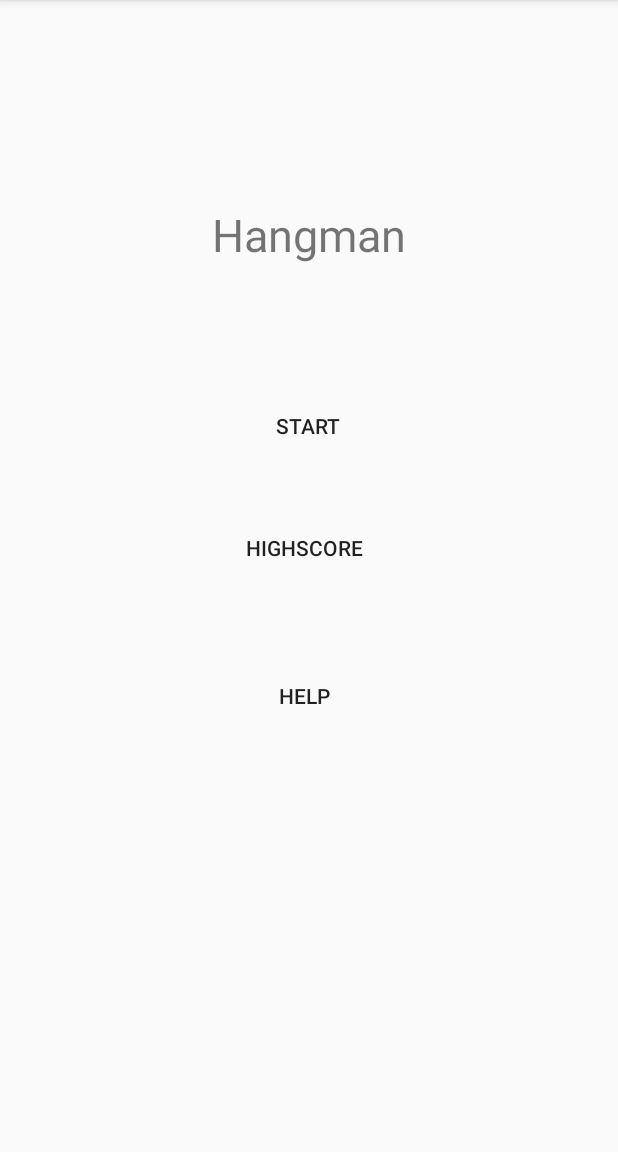
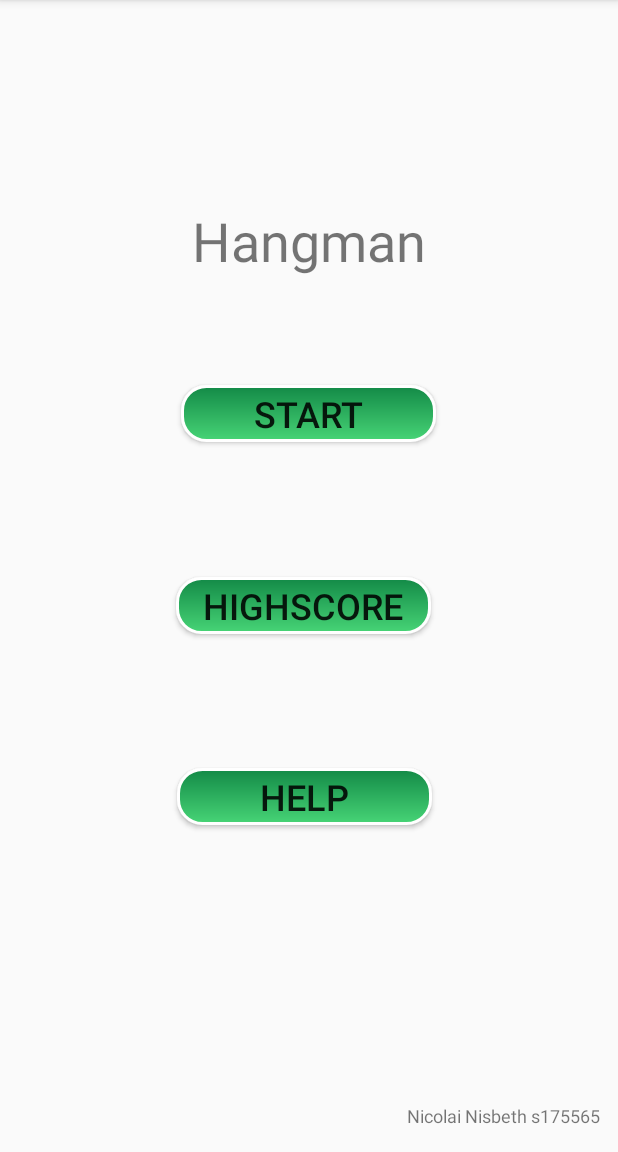
Before and after one commit to NicolaiNisbeth/galgeleg, an Android app: the screen it shows after launch (MainActivity), on a phone screen of 412 x 824 dp, the part 84-1236 px from its top. Run offline under Robolectric (Android 15) with nearby library versions, the phone set to English and light mode, and no system bars.

Commit message:
menu beautified

```diff
--- a/app/src/main/java/com/example/galgeleg/MainActivity.java
+++ b/app/src/main/java/com/example/galgeleg/MainActivity.java
@@ -3,12 +3,38 @@ package com.example.galgeleg;
 import androidx.appcompat.app.AppCompatActivity;
 
 import android.os.Bundle;
+import android.util.Log;
+import android.view.View;
+import android.widget.Button;
 
-public class MainActivity extends AppCompatActivity {
+public class MainActivity extends AppCompatActivity implements View.OnClickListener {
+    private Button startBtn, highscoreBtn, helpBtn;
 
     @Override
     protected void onCreate(Bundle savedInstanceState) {
         super.onCreate(savedInstanceState);
         setContentView(R.layout.activity_main);
+
+        startBtn = findViewById(R.id.startBtn);
+        highscoreBtn = findViewById(R.id.highscoreBtn);
+        helpBtn = findViewById(R.id.helpBtn);
+
+        startBtn.setOnClickListener(this);
+        highscoreBtn.setOnClickListener(this);
+        helpBtn.setOnClickListener(this);
+
+    }
+
+    @Override
+    public void onClick(View v) {
+        if (v == startBtn){
+            Log.i("myInfoTag", "startBtn clicked");
+        }
+        else if (v == highscoreBtn){
+            Log.i("myInfoTag", "highscoreBtn clicked");
+        }
+        else {
+            Log.i("myInfoTag", "helpBtn clicked");
+        }
     }
 }
--- /dev/null
+++ b/app/src/main/res/drawable/btn_rounded.xml
@@ -0,0 +1,15 @@
+<?xml version="1.0" encoding="utf-8"?>
+<shape xmlns:android="http://schemas.android.com/apk/res/android"
+    android:shape="rectangle">
+    <gradient
+        android:angle="90"
+        android:startColor="#47D476"
+        android:endColor="#138A47"/>
+
+    <stroke
+        android:width="2dp"
+        android:color="#FFF"
+        />
+    <corners android:radius="16dp"/>
+
+</shape>
--- a/app/src/main/res/drawable/rounded_btn.xml
+++ /dev/null
@@ -1,6 +0,0 @@
-<?xml version="1.0" encoding="utf-8"?>
-<shape xmlns:android="http://schemas.android.com/apk/res/android"
-    android:shape="rectangle">
-    <corners android:radius="150dp"/>
-
-</shape>
--- a/app/src/main/res/layout/activity_main.xml
+++ b/app/src/main/res/layout/activity_main.xml
@@ -15,11 +15,15 @@
         android:layout_marginTop="136dp"
         android:layout_marginEnd="175dp"
         android:layout_marginRight="175dp"
+        android:layout_marginBottom="88dp"
         android:text="@string/menuTitle"
-        android:textSize="30sp"
+        android:textSize="36sp"
+        android:textStyle="normal"
+        app:layout_constraintBottom_toTopOf="@+id/startBtn"
         app:layout_constraintEnd_toEndOf="parent"
         app:layout_constraintStart_toStartOf="parent"
-        app:layout_constraintTop_toTopOf="parent" />
+        app:layout_constraintTop_toTopOf="parent"
+        app:layout_constraintVertical_bias="1.0" />
 
     <Button
         android:id="@+id/startBtn"
@@ -27,33 +31,37 @@
         android:layout_height="38dp"
         android:layout_marginStart="120dp"
         android:layout_marginLeft="120dp"
-        android:layout_marginTop="88dp"
+        android:layout_marginTop="72dp"
         android:layout_marginEnd="121dp"
         android:layout_marginRight="121dp"
-        android:background="@drawable/rounded_btn"
+        android:background="@drawable/btn_rounded"
         android:text="@string/startBtn"
+        android:textSize="24sp"
         app:layout_constraintEnd_toEndOf="parent"
+        app:layout_constraintHorizontal_bias="1.0"
         app:layout_constraintStart_toStartOf="parent"
         app:layout_constraintTop_toBottomOf="@+id/textView" />
 
     <Button
-        android:id="@+id/HighscoreBtn"
+        android:id="@+id/highscoreBtn"
         android:layout_width="170dp"
         android:layout_height="38dp"
         android:layout_marginStart="117dp"
         android:layout_marginLeft="117dp"
-
         android:layout_marginTop="43dp"
         android:layout_marginEnd="124dp"
         android:layout_marginRight="124dp"
-        android:background="@drawable/rounded_btn"
+        android:background="@drawable/btn_rounded"
         android:text="@string/highscoreBtn"
+        android:textSize="24sp"
+        app:layout_constraintBottom_toTopOf="@+id/helpBtn"
         app:layout_constraintEnd_toEndOf="parent"
+        app:layout_constraintHorizontal_bias="0.0"
         app:layout_constraintStart_toStartOf="parent"
         app:layout_constraintTop_toBottomOf="@+id/startBtn" />
 
     <Button
-        android:id="@+id/HelpBtn"
+        android:id="@+id/helpBtn"
         android:layout_width="170dp"
         android:layout_height="38dp"
         android:layout_marginStart="117dp"
@@ -61,12 +69,35 @@
         android:layout_marginTop="42dp"
         android:layout_marginEnd="124dp"
         android:layout_marginRight="124dp"
-        android:layout_marginBottom="267dp"
-        android:background="@drawable/rounded_btn"
+        android:layout_marginBottom="171dp"
+        android:background="@drawable/btn_rounded"
         android:text="@string/helpBtn"
+        android:textSize="24sp"
         app:layout_constraintBottom_toBottomOf="parent"
         app:layout_constraintEnd_toEndOf="parent"
+        app:layout_constraintHorizontal_bias="1.0"
         app:layout_constraintStart_toStartOf="parent"
-        app:layout_constraintTop_toBottomOf="@+id/HighscoreBtn" />
+        app:layout_constraintTop_toBottomOf="@+id/highscoreBtn" />
+
+    <TextView
+        android:id="@+id/credits"
+        android:layout_width="wrap_content"
+        android:layout_height="wrap_content"
+        android:layout_marginStart="290dp"
+        android:layout_marginLeft="290dp"
+        android:layout_marginTop="701dp"
+        android:layout_marginEnd="12dp"
+        android:layout_marginRight="12dp"
+        android:layout_marginBottom="16dp"
+        android:text="@string/credits"
+        android:textSize="12sp"
+        app:layout_constraintBottom_toBottomOf="parent"
+        app:layout_constraintEnd_toEndOf="parent"
+        app:layout_constraintHorizontal_bias="1.0"
+        app:layout_constraintStart_toStartOf="parent"
+        app:layout_constraintTop_toTopOf="parent"
+        app:layout_constraintVertical_bias="1.0" />
+
+
 
 </androidx.constraintlayout.widget.ConstraintLayout>
--- a/app/src/main/res/values/strings.xml
+++ b/app/src/main/res/values/strings.xml
@@ -4,4 +4,5 @@
     <string name="startBtn">Start</string>
     <string name="highscoreBtn">Highscore</string>
     <string name="helpBtn">Help</string>
+    <string name="credits">Nicolai Nisbeth s175565</string>
 </resources>
```
